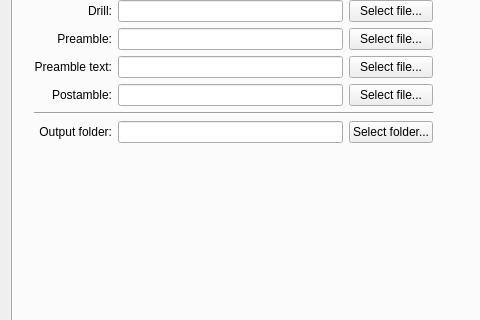
This is mainwindow.ui in pcb2gcode/pcb2gcodeGUI as Qt 5 draws it before an edit; both pictures show x 0 to 480 and y 161 to 481 of the 907 by 709 pixel window. The edited form follows.
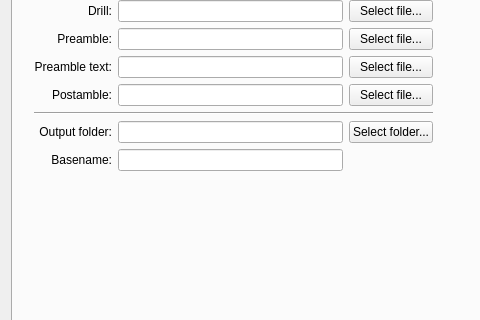
This is the edited form. The open tabs and pages were chosen to show the change.

Commit message: Output file prefix (--basename)

The edit to the form file:
```diff
--- a/mainwindow.ui
+++ b/mainwindow.ui
@@ -349,7 +349,30 @@
              </property>
             </widget>
            </item>
-           <item row="9" column="0" colspan="3">
+           <item row="9" column="0">
+            <widget class="QLabel" name="basenameLabel">
+            <property name="toolTip">
+              <string>&lt;html&gt;&lt;head/&gt;&lt;body&gt;&lt;p&gt;Prefix for default output file names&lt;/p&gt;&lt;/body&gt;&lt;/html&gt;</string>
+             </property>
+             <property name="text">
+              <string>Basename:</string>
+             </property>
+             <property name="alignment">
+              <set>Qt::AlignRight|Qt::AlignTrailing|Qt::AlignVCenter</set>
+             </property>
+             <property name="buddy">
+              <cstring>basenameLineEdit</cstring>
+             </property>
+            </widget>
+           </item>
+           <item row="9" column="1">
+            <widget class="QLineEdit" name="basenameLineEdit">
+             <property name="toolTip">
+              <string>&lt;html&gt;&lt;head/&gt;&lt;body&gt;&lt;p&gt;Prefix for default output file names&lt;/p&gt;&lt;/body&gt;&lt;/html&gt;</string>
+             </property>
+            </widget>
+           </item>
+           <item row="10" column="0" colspan="3">
             <spacer name="verticalSpacer_2">
              <property name="orientation">
               <enum>Qt::Vertical</enum>
```
The commit also changes 1 other file.
